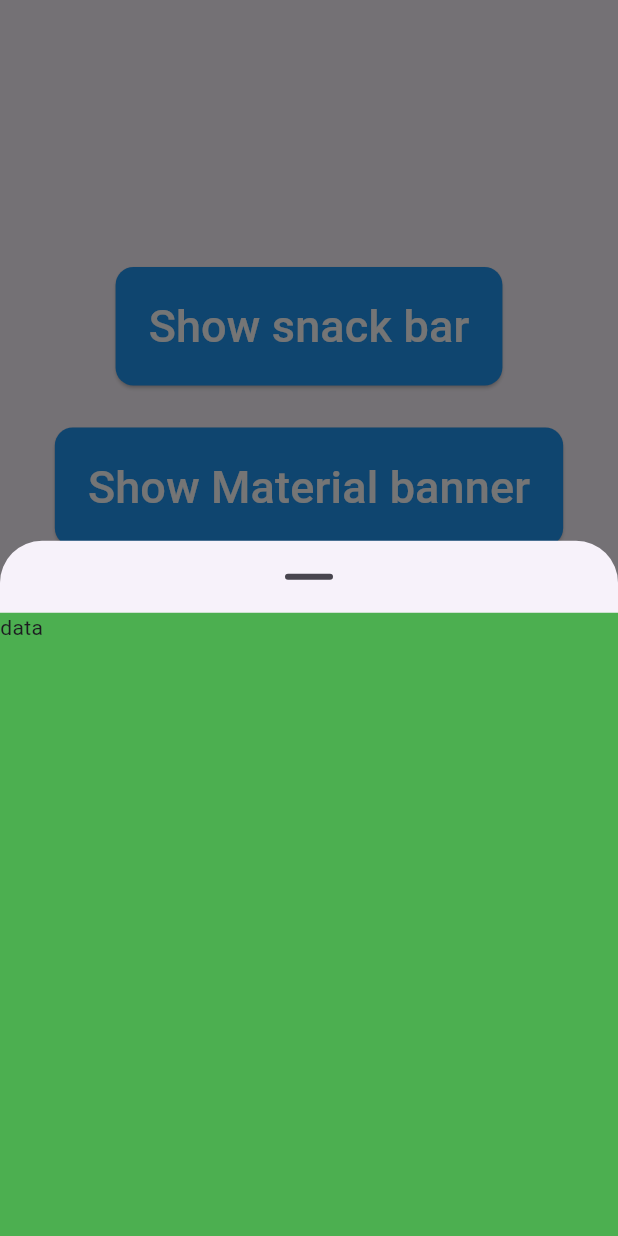
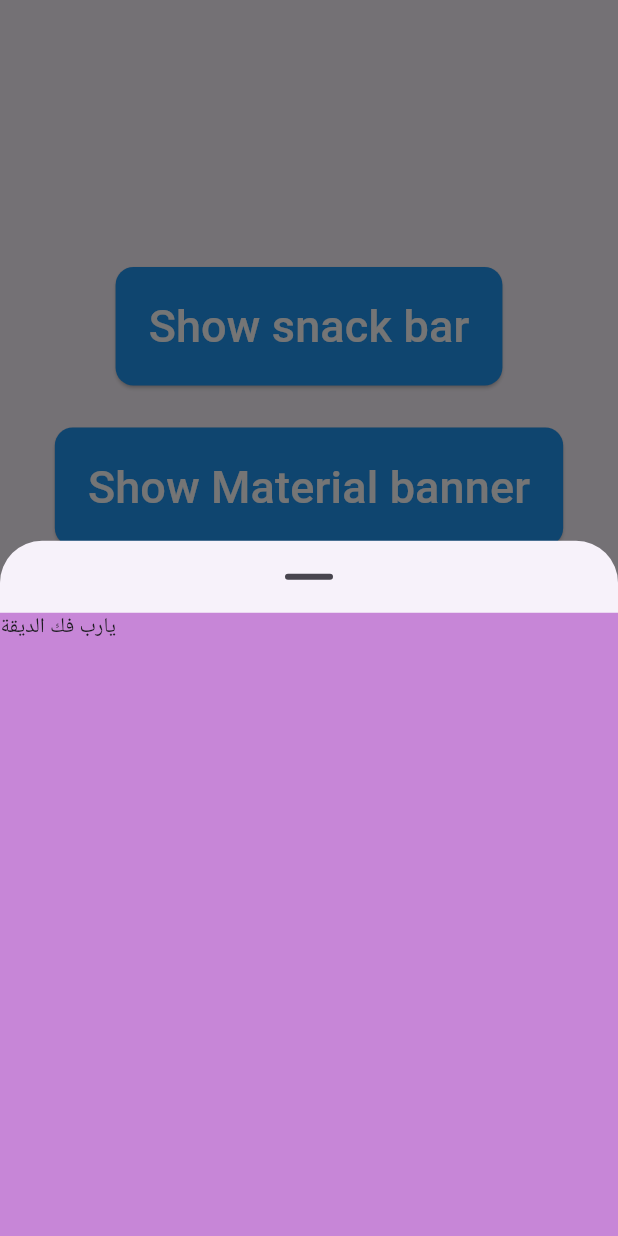
Before and after one commit to ZiadAlbadry/lessons_app, a Flutter app: the screen it shows after launch, after a tap on "show Model bottom Sheet", on a phone screen of 412 x 824 dp. Run offline on Flutter 3.47's test engine with Material 3 defaults, Android fonts, the phone set to English and light mode, and no system bars.

Commit message:
يارب فك الديقة

```diff
--- a/lib/pages/test.dart
+++ b/lib/pages/test.dart
@@ -92,7 +92,7 @@ class TestPage extends StatelessWidget {
                       barrierDismissible: true,
                       context: context,
                       builder: (context) => AlertDialog(
-                        content: Text("TEst"),
+                        content: Text("فك الديقة يارب"),
 
                         actions: [
                           ElevatedButton(
@@ -126,8 +126,8 @@ class TestPage extends StatelessWidget {
                       builder: (context) => Container(
                         height: double.infinity,
                         width: double.infinity,
-                        color: Colors.green,
-                        child: Text("data"),
+                        color: const Color.fromARGB(255, 199, 134, 215),
+                        child: Text("يارب فك الديقة "),
                       ),
                     );
                   },
```
